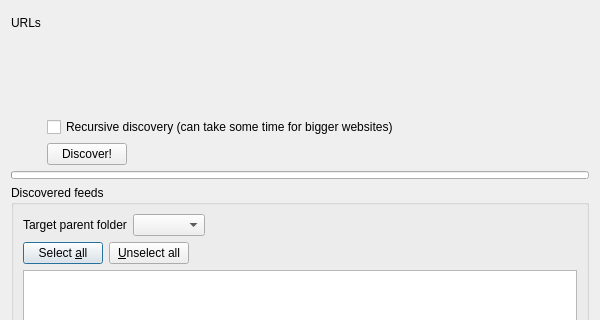
The window that src/librssguard-standard/src/gui/formdiscoverfeeds.ui (martinrotter/rssguard) describes before a commit, drawn with Qt 5; both pictures show x 0 to 600 and y 0 to 320 of the 600 by 500 pixel window.
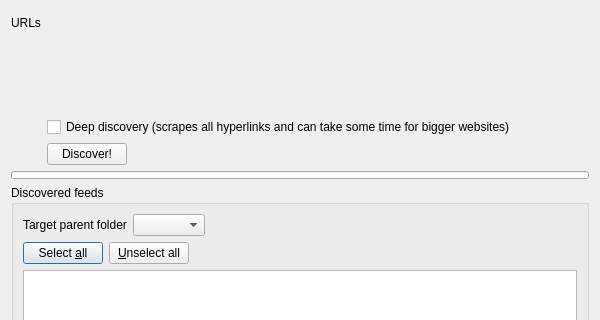
The same window after the commit. Custom widgets are drawn as their Qt base class.

Commit message:
Deep discover (#2309)
* save

* save

* save

* save

What changed in the file:
```diff
--- a/src/librssguard-standard/src/gui/formdiscoverfeeds.ui
+++ b/src/librssguard-standard/src/gui/formdiscoverfeeds.ui
@@ -230,7 +230,7 @@
    <item row="1" column="1">
     <widget class="QCheckBox" name="m_cbDiscoverRecursive">
      <property name="text">
-      <string>Recursive discovery (can take some time for bigger websites)</string>
+      <string>Deep discovery (scrapes all hyperlinks and can take some time for bigger websites)</string>
      </property>
     </widget>
    </item>
```
The commit also changes 21 other files.
